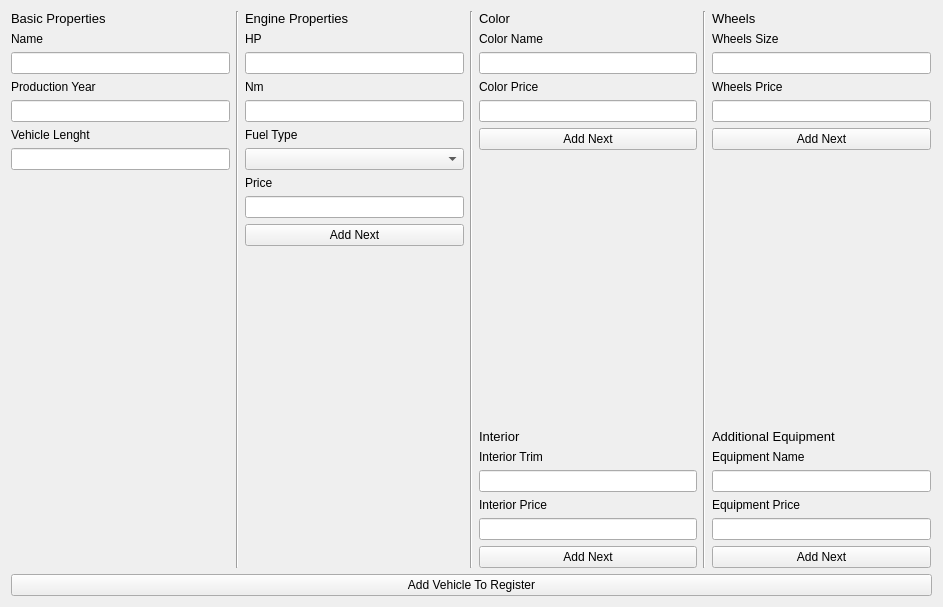
The window that forms/NewHatchbackForm.ui (FiejdaszBartosz/car_dealership_project) describes before a commit, drawn with Qt 5.
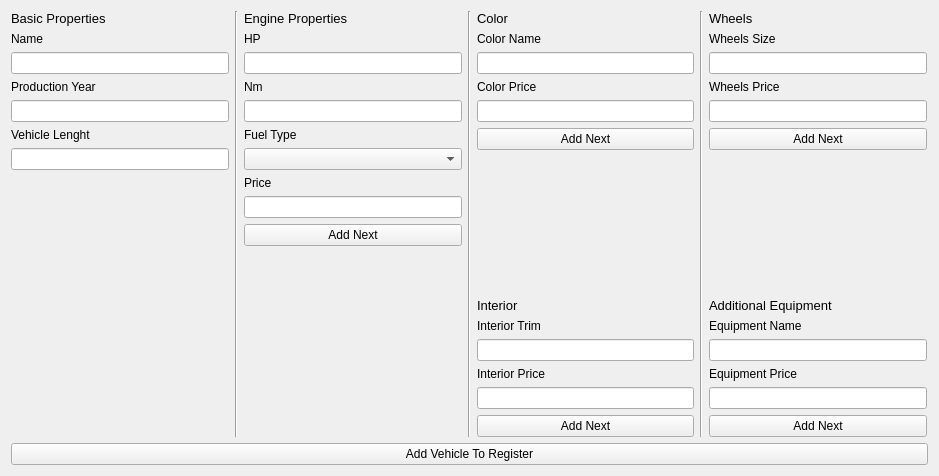
The same window after the commit.

```diff
--- a/forms/NewHatchbackForm.ui
+++ b/forms/NewHatchbackForm.ui
@@ -6,8 +6,8 @@
    <rect>
     <x>0</x>
     <y>0</y>
-    <width>943</width>
-    <height>607</height>
+    <width>939</width>
+    <height>476</height>
    </rect>
   </property>
   <property name="windowTitle">
```
Left out of the diff: 12 changed lines with no effect on the pictures.
